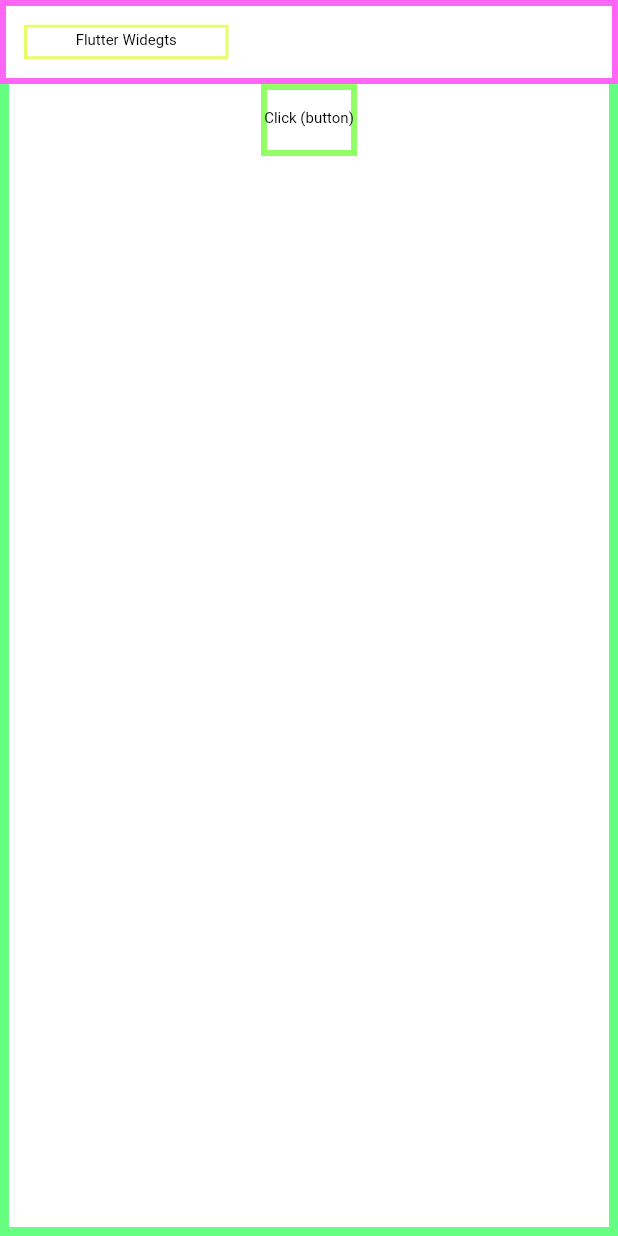
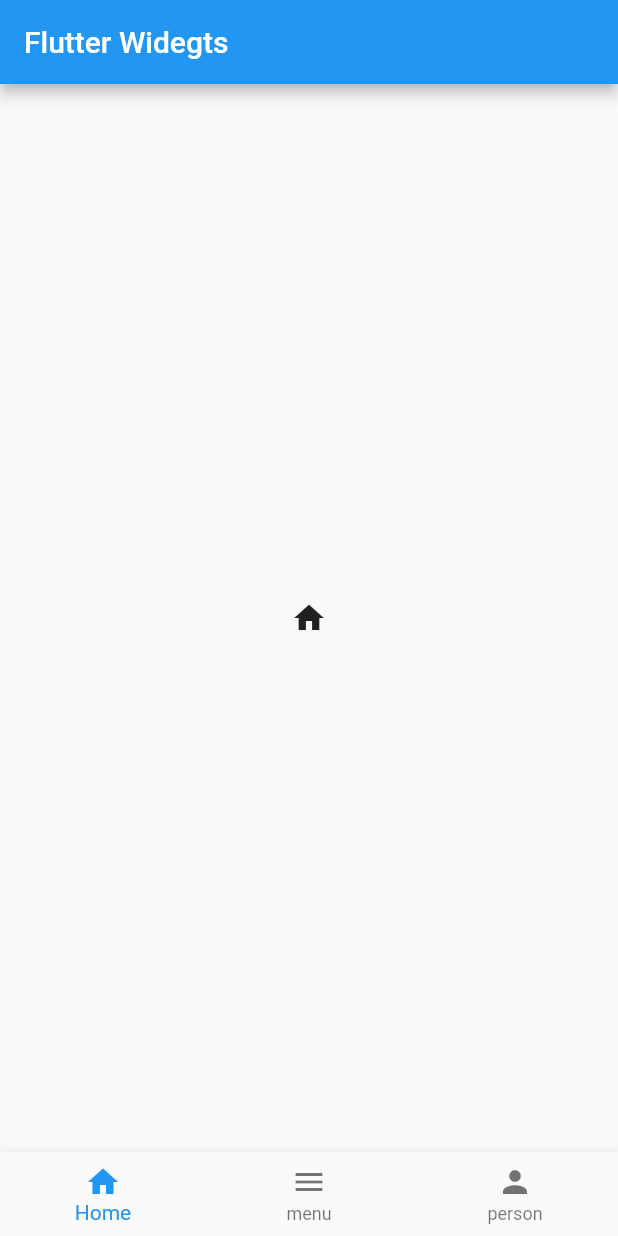
Before and after one commit to shaurya019/ALL_Flutter-Widgets, a Flutter app: the screen it shows after launch, on a phone screen of 412 x 824 dp. Run offline on Flutter 3.47's test engine with Material 2 defaults, Android fonts, the phone set to English and light mode, and no system bars.

```diff
--- a/lib/main.dart
+++ b/lib/main.dart
@@ -12,7 +12,7 @@ class MyApp extends StatelessWidget {
   @override
   Widget build(BuildContext context) {
     return MaterialApp(
-      showSemanticsDebugger: true,
+      // showSemanticsDebugger: true,
       debugShowCheckedModeBanner: false,
       title: 'Flutter Demo',
       theme: ThemeData(
@@ -32,49 +32,44 @@ class MyHomePage extends StatefulWidget {
 }
 
 class _MyHomePageState extends State<MyHomePage> {
-bool isShow = false;
+int _curr = 0;
+List<Widget> body = const [
+  Icon(Icons.home),
+  Icon(Icons.menu),
+  Icon(Icons.person),
+];
+
   @override
   Widget build(BuildContext context) {
     return Scaffold(
       appBar: AppBar(
         title: Text(widget.title),
       ),
-      body:SizedBox(
-        width: 500,
-        height: double.infinity,
-        child: Column(
-          children: [
-            OutlinedButton(
-                child: const Text('Click'),
-                onPressed: () => setState(() {
-                  isShow = true;
-                }),
-                ),
-            if(isShow)
-              BlockSemantics(
-                blocking: isShow,
-                child:Card(
-                color: Colors.orangeAccent,
-                child:SizedBox(
-                  width: 200,
-                  child: Column(
-                    mainAxisSize: MainAxisSize.min,
-                    children: <Widget>[
-                      const Text('This is a Card'),
-                      TextButton(
-                          child: const Text('Close'),
-                          onPressed: () => setState(() {
-                            isShow = false;
-                          }),
-                          ),
-                    ],
-                  ),
-                )
-                )
-              )
-          ],
-        ),
-      )
+      body:Center(
+        child: body[_curr],
+      ),
+      bottomNavigationBar: BottomNavigationBar(
+        currentIndex: _curr,
+        onTap: (int newIndex){
+          setState(() {
+            _curr = newIndex;
+          });
+        },
+        items: const [
+          BottomNavigationBarItem(
+            label: 'Home',
+            icon:Icon(Icons.home),
+          ),
+          BottomNavigationBarItem(
+            label: 'menu',
+            icon:Icon(Icons.menu),
+          ),
+          BottomNavigationBarItem(
+            label: 'person',
+            icon:Icon(Icons.person),
+          ),
+        ]
+      ),
     );
   }
 }
```
